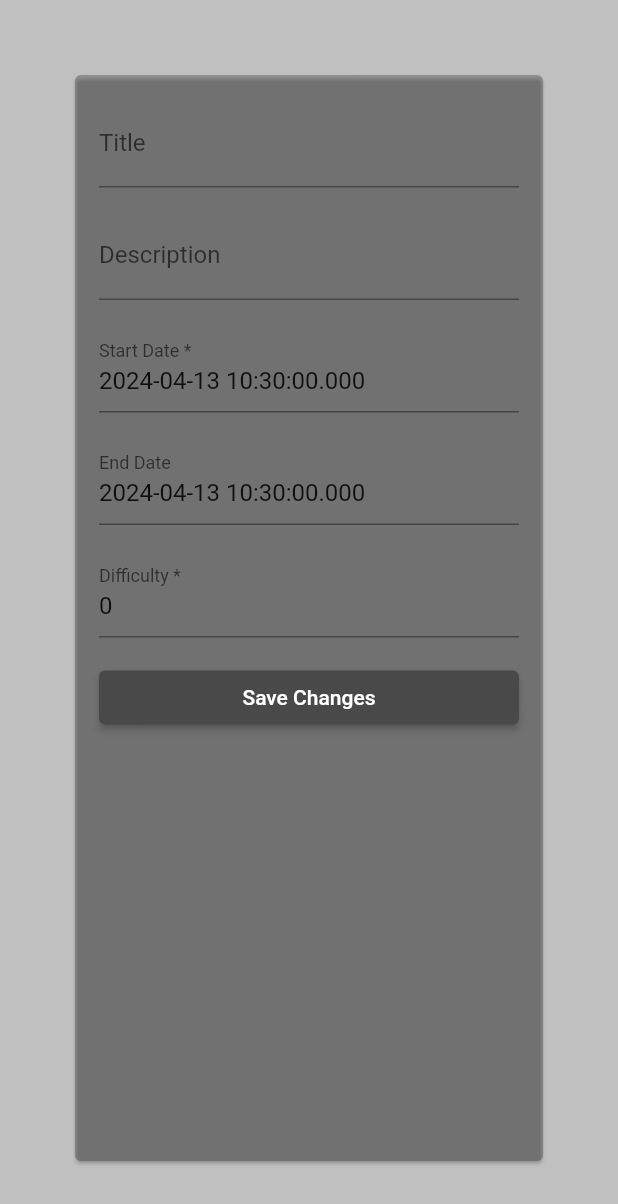
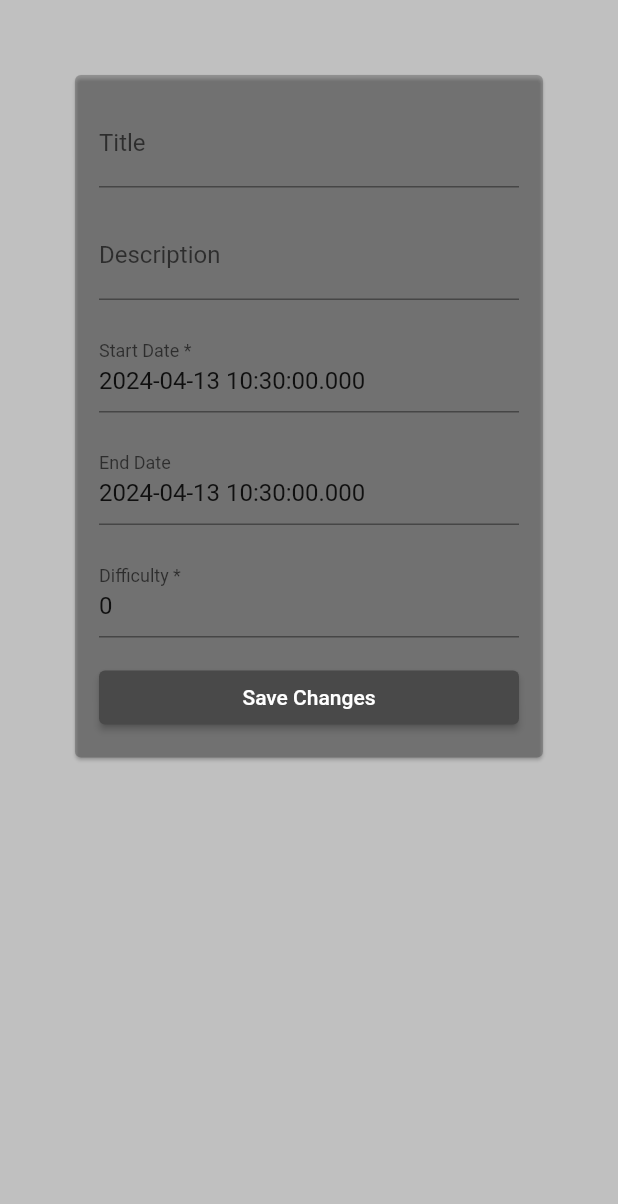
Before and after one commit to Edi013/RemindMe, a Flutter app: the TodoUpdateScreenContent screen opened directly with empty values, on a phone screen of 412 x 824 dp. Shown: the top 1204 px of the screen. Run offline on Flutter 3.47's test engine with Material 3 defaults, Android fonts, the phone set to English and light mode, and no system bars; our stand-ins replace auto_route, dio, flutter_markdown, get_it, shared_preferences, sidebarx; missing offline and left inert: jwt_decode_full; accounts and stored records are empty.

Commit message:
added single child scroll view on add and update forms

```diff
--- a/remind_me_fe/lib/features/todos/presentation/controllers/add_controller.dart
+++ b/remind_me_fe/lib/features/todos/presentation/controllers/add_controller.dart
@@ -23,7 +23,6 @@ class TodoAddController {
   void addItem(BuildContext context) {
     if (_formKey.currentState!.validate()) {
       String title = _titleController.text;
-      // Retrieve markdown content from description controller
       String description = _descriptionController.text;
       DateTime startDate = DateTime.parse(
         _startDateController.text,
--- a/remind_me_fe/lib/features/todos/presentation/screens/all_todos_screens/todo_update_screen.dart
+++ b/remind_me_fe/lib/features/todos/presentation/screens/all_todos_screens/todo_update_screen.dart
@@ -106,7 +106,11 @@ class TodoUpdateScreenContent extends StatelessWidget {
     controller.initControllers(todoToUpdate);
 
     return Scaffold(
-      body: Card(
+      body: SizedBox(
+        width: MediaQuery.of(context).size.width,
+        height: MediaQuery.of(context).size.height,
+        child: SingleChildScrollView(
+          child: Card(
             child: Padding(
               padding: const EdgeInsets.all(16.0),
               child: Form(
@@ -121,14 +125,16 @@ class TodoUpdateScreenContent extends StatelessWidget {
                     const SizedBox(height: 16.0),
                     TextFormField(
                       controller: controller.descriptionController,
-                  decoration: const InputDecoration(labelText: 'Description'),
+                      decoration:
+                          const InputDecoration(labelText: 'Description'),
                       keyboardType: TextInputType.multiline,
                       maxLines: null,
                     ),
                     const SizedBox(height: 16.0),
                     TextFormField(
                       controller: controller.startDateController,
-                  decoration: const InputDecoration(labelText: 'Start Date *'),
+                      decoration:
+                          const InputDecoration(labelText: 'Start Date *'),
                       validator: (value) => controller.validateFormField(value),
                       onTap: () =>
                           _selectDate(context, controller.startDateController),
@@ -137,14 +143,16 @@ class TodoUpdateScreenContent extends StatelessWidget {
                     TextFormField(
                       controller: controller.endDateController,
                       decoration: const InputDecoration(labelText: 'End Date '),
-                  validator: (value) => controller.validateEndDateField(value),
+                      validator: (value) =>
+                          controller.validateEndDateField(value),
                       onTap: () =>
                           _selectDate(context, controller.endDateController),
                     ),
                     const SizedBox(height: 16.0),
                     TextFormField(
                       controller: controller.difficultyController,
-                  decoration: const InputDecoration(labelText: 'Difficulty *'),
+                      decoration:
+                          const InputDecoration(labelText: 'Difficulty *'),
                       validator: (value) => controller.validateFormField(value),
                     ),
                     const SizedBox(height: 16.0),
@@ -160,6 +168,8 @@ class TodoUpdateScreenContent extends StatelessWidget {
               ),
             ),
           ),
+        ),
+      ),
     );
   }
 }
```
Also changed, not shown: remind_me_fe/lib/features/todos/presentation/screens/all_todos_screens/todo_add_screen.dart (+7 -2 lines). Lines whose indentation alone changed are shown as unchanged.
